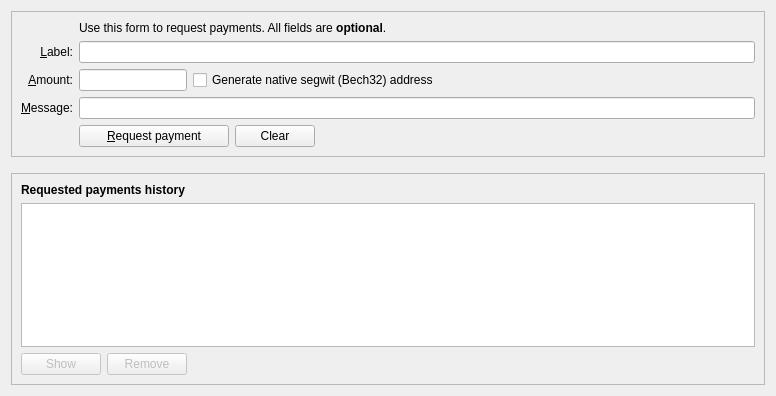
Qt form src/qt/forms/receivecoinsdialog.ui (charlesrocket/defcoin) before a commit.
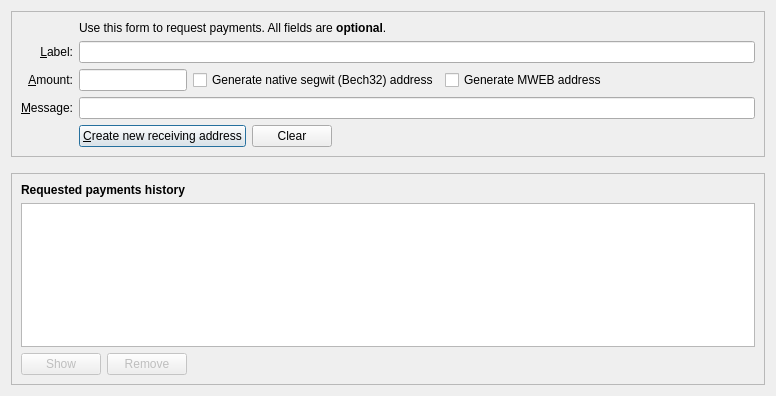
The same form after that commit. Icons and pictures are not drawn. Custom widgets are drawn as their Qt base class.

What changed in the file:
```diff
--- a/src/qt/forms/receivecoinsdialog.ui
+++ b/src/qt/forms/receivecoinsdialog.ui
@@ -1,7 +1,7 @@
 <?xml version="1.0" encoding="UTF-8"?>
 <ui version="4.0">
  <class>ReceiveCoinsDialog</class>
- <widget class="QWidget" name="ReceiveCoinsDialog">
+ <widget class="QDialog" name="ReceiveCoinsDialog">
   <property name="geometry">
    <rect>
     <x>0</x>
@@ -108,12 +108,18 @@
              </size>
             </property>
             <property name="text">
-             <string>&amp;Request payment</string>
+             <string>&amp;Create new receiving address</string>
             </property>
             <property name="icon">
              <iconset resource="../bitcoin.qrc">
               <normaloff>:/icons/receiving_addresses</normaloff>:/icons/receiving_addresses</iconset>
             </property>
+            <property name="autoDefault">
+             <bool>false</bool>
+            </property>
+            <property name="default">
+             <bool>true</bool>
+            </property>
            </widget>
           </item>
           <item>
@@ -213,6 +219,13 @@
             </property>
            </widget>
           </item>
+          <item>
+           <widget class="QCheckBox" name="useMWEB">
+            <property name="text">
+             <string>Generate MWEB address</string>
+            </property>
+           </widget>
+          </item>
           <item>
            <spacer name="horizontalSpacer_3">
             <property name="orientation">
```
Left out of the diff: 4 changed lines with no effect on the pictures.
